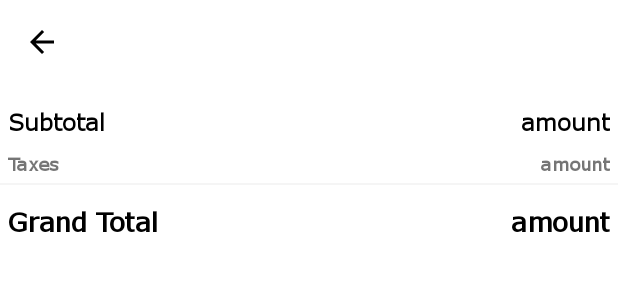
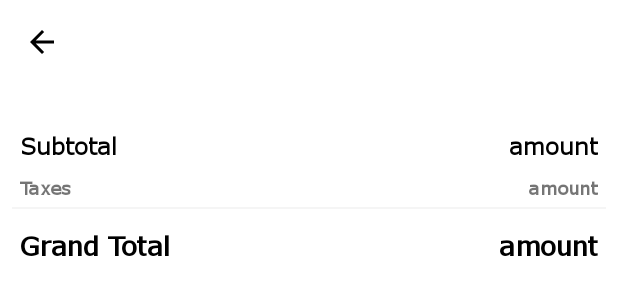
Before and after one commit to Maddy7792/FoodPark, an Android app: the layout activity_fpview_cart_details.xml on its own in the app's theme, with its tools: preview values and no code run, on a phone screen of 412 x 824 dp. Shown: the top 300 px of the screen. Run offline under Robolectric (Android 15) with nearby library versions, the phone set to English and light mode, and no system bars.

Commit message:
Working on Updating cart functionality

```diff
--- a/app/src/main/java/com/foodpark/Utils/AppConstants.java
+++ b/app/src/main/java/com/foodpark/Utils/AppConstants.java
@@ -88,4 +88,5 @@ public class AppConstants {
     public static final String KEY_FAV = "Your Favourites";
     public static final String KEY_UNDO = "UNDO";
     public static final String KEY_YOUR_CART = "Your Cart";
+    public static final String RUPEE_SYMBOL = "\u20B9";
 }
--- a/app/src/main/java/com/foodpark/ViewHolders/FPCartViewDetailsViewHolder.java
+++ b/app/src/main/java/com/foodpark/ViewHolders/FPCartViewDetailsViewHolder.java
@@ -20,4 +20,6 @@ public class FPCartViewDetailsViewHolder extends RecyclerView.ViewHolder {
         mCartTextRightPrice = itemView.findViewById(R.id.fp_tv_food_right_price_text);
         mOrderNumber = itemView.findViewById(R.id.fp_number_button);
     }
+
+
 }
--- a/app/src/main/res/layout/activity_fpview_cart_details.xml
+++ b/app/src/main/res/layout/activity_fpview_cart_details.xml
@@ -33,11 +33,11 @@
                 android:layout_height="wrap_content"
                 android:layout_centerVertical="true"
                 android:layout_marginLeft="10dp"
+                android:fontFamily="@font/verdana"
                 android:gravity="center"
                 android:textSize="20sp"
-                android:fontFamily="@font/verdana"
                 android:textStyle="bold"
-                />
+                android:textColor="@android:color/black"/>
 
         </android.support.v7.widget.Toolbar>
 
@@ -47,17 +47,21 @@
         android:id="@+id/fp_rv_cardview_details"
         android:layout_width="match_parent"
         android:layout_height="wrap_content"
+        android:layout_below="@+id/fp_viewcart_app_bar"
         android:fitsSystemWindows="true"
-        android:layout_below="@+id/fp_viewcart_app_bar">
+        android:layout_margin="8dp">
 
     </android.support.v7.widget.RecyclerView>
 
     <LinearLayout
+        android:id="@+id/fp_ll_amount_details"
         android:layout_width="match_parent"
         android:layout_height="wrap_content"
+        android:layout_below="@+id/fp_rv_cardview_details"
+        android:layout_marginTop="10dp"
         android:orientation="vertical"
-        android:layout_below="@+id/fp_rv_cardview_details"
-        android:layout_marginTop="10dp">
+        android:layout_marginRight="8dp"
+        android:layout_marginLeft="8dp">
 
         <RelativeLayout
             android:layout_width="match_parent"
@@ -68,25 +72,26 @@
                 android:id="@+id/fp_tv_sub_total_title"
                 android:layout_width="wrap_content"
                 android:layout_height="wrap_content"
+                android:layout_centerVertical="true"
+                android:fontFamily="@font/verdana"
                 android:text="@string/subtotal"
-                android:textStyle="bold"
                 android:textColor="@android:color/black"
-                android:fontFamily="@font/verdana"
-                android:layout_centerVertical="true"
-                android:textSize="15sp"/>
+                android:textSize="15sp"
+                android:textStyle="bold" />
 
             <TextView
                 android:id="@+id/fp_tv_sub_total_amount"
                 android:layout_width="wrap_content"
                 android:layout_height="wrap_content"
+                android:layout_alignParentRight="true"
+                android:layout_centerVertical="true"
+                android:fontFamily="@font/verdana"
                 android:text="amount"
-                android:textStyle="bold"
                 android:textColor="@android:color/black"
-                android:fontFamily="@font/verdana"
-                android:layout_centerVertical="true"
                 android:textSize="15sp"
-                android:layout_alignParentRight="true"/>
+                android:textStyle="bold" />
         </RelativeLayout>
+
         <RelativeLayout
             android:layout_width="match_parent"
             android:layout_height="match_parent"
@@ -96,56 +101,57 @@
                 android:id="@+id/fp_tv_taxes_title"
                 android:layout_width="wrap_content"
                 android:layout_height="wrap_content"
+                android:layout_centerVertical="true"
+                android:fontFamily="@font/verdana"
                 android:text="Taxes"
-                android:textStyle="bold"
-                android:fontFamily="@font/verdana"
-                android:layout_centerVertical="true"
-                android:textSize="12sp"/>
+                android:textSize="12sp"
+                android:textStyle="bold" />
 
             <TextView
                 android:id="@+id/fp_tv_taxes_amount"
                 android:layout_width="wrap_content"
                 android:layout_height="wrap_content"
+                android:layout_alignParentRight="true"
+                android:layout_centerVertical="true"
+                android:fontFamily="@font/verdana"
                 android:text="amount"
-                android:textStyle="bold"
-                android:fontFamily="@font/verdana"
-                android:layout_centerVertical="true"
                 android:textSize="12sp"
-                android:layout_alignParentRight="true"/>
+                android:textStyle="bold" />
         </RelativeLayout>
+
         <View
             android:layout_width="match_parent"
             android:layout_height="1.5dp"
-            android:background="@color/screenBackground"/>
+            android:background="@color/screenBackground" />
 
         <RelativeLayout
             android:layout_width="match_parent"
             android:layout_height="match_parent"
-            android:padding="5dp"
-            android:layout_marginTop="8dp">
+            android:layout_marginTop="8dp"
+            android:padding="5dp">
 
             <TextView
                 android:id="@+id/fp_tv_grand_title"
                 android:layout_width="wrap_content"
                 android:layout_height="wrap_content"
+                android:layout_centerVertical="true"
+                android:fontFamily="@font/verdana"
                 android:text="Grand Total"
-                android:textStyle="bold"
                 android:textColor="@android:color/black"
-                android:fontFamily="@font/verdana"
-                android:layout_centerVertical="true"
-                android:textSize="17sp"/>
+                android:textSize="17sp"
+                android:textStyle="bold" />
 
             <TextView
                 android:id="@+id/fp_tv_grand_amount"
                 android:layout_width="wrap_content"
                 android:layout_height="wrap_content"
+                android:layout_alignParentRight="true"
+                android:layout_centerVertical="true"
+                android:fontFamily="@font/verdana"
                 android:text="amount"
-                android:textStyle="bold"
                 android:textColor="@android:color/black"
-                android:fontFamily="@font/verdana"
-                android:layout_centerVertical="true"
                 android:textSize="17sp"
-                android:layout_alignParentRight="true"/>
+                android:textStyle="bold" />
         </RelativeLayout>
     </LinearLayout>
 </RelativeLayout>
--- a/app/src/main/res/layout/fp_card_view_item_layout.xml
+++ b/app/src/main/res/layout/fp_card_view_item_layout.xml
@@ -35,7 +35,7 @@
         android:layout_alignTop="@+id/fp_tv_cart_food_name"
         app:backGroundColor="@color/colorPrimary"
         app:finalNumber="20"
-        app:initialNumber="1"
+        app:initialNumber="0"
         app:textSize="8sp">
     </com.cepheuen.elegantnumberbutton.view.ElegantNumberButton>
     <TextView
```
Also changed, not shown: app/src/main/java/com/foodpark/Adapters/FPCartViewDetailsAdapter.java (+35 -2 lines), app/src/main/java/com/foodpark/Utils/Utils.java (+7 -3 lines), app/src/main/java/com/foodpark/activities/FPViewCartDetailsActivity.java (+59 -9 lines), app/src/main/java/com/foodpark/callback/OnDeleteItem.java (added, +8 -0 lines), app/src/main/java/com/foodpark/database/Database.java (+6 -1 lines), app/src/main/java/com/foodpark/home/BottomNavigation/fragProfile/ProfileFragment.java (+5 -4 lines), app/src/main/java/com/foodpark/home/HomeActivity.java (+7 -2 lines).
